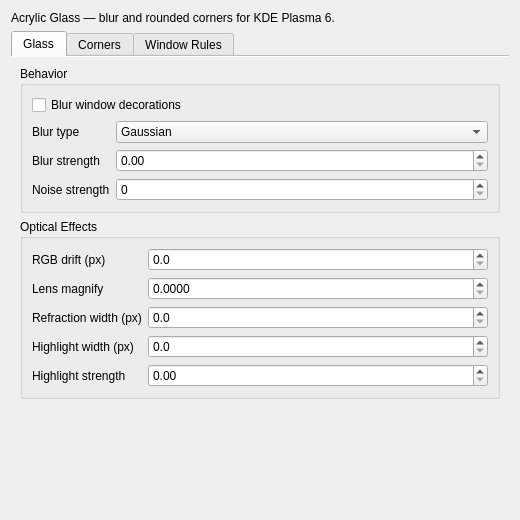
Qt form src/offline/kwin-effects/acrylic-glass/src/kcm/config.ui (Tias-dev/macos-tahoe-liquid-kde) before a commit.
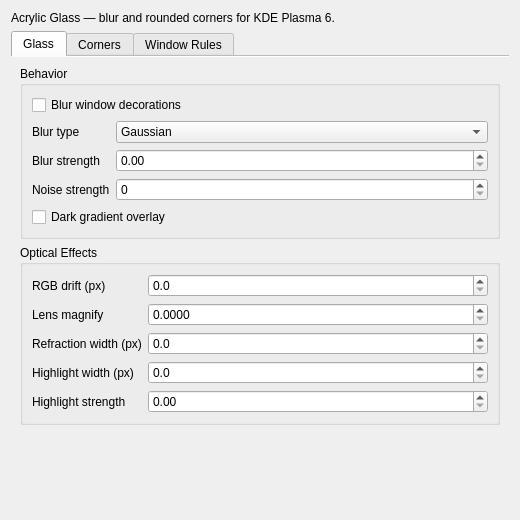
The same form after that commit.

```diff
--- a/src/offline/kwin-effects/acrylic-glass/src/kcm/config.ui
+++ b/src/offline/kwin-effects/acrylic-glass/src/kcm/config.ui
@@ -107,6 +107,16 @@
               </property>
              </widget>
             </item>
+            <item row="3" column="0" colspan="2">
+             <widget class="QCheckBox" name="kcfg_DarkGradientOverlay">
+              <property name="text">
+               <string>Dark gradient overlay</string>
+              </property>
+              <property name="toolTip">
+               <string>Shade the glass at the top and gradually reveal a clearer backdrop toward the bottom.</string>
+              </property>
+             </widget>
+            </item>
             <item row="2" column="0">
              <widget class="QLabel" name="labelNoiseStrength">
               <property name="text">
```
